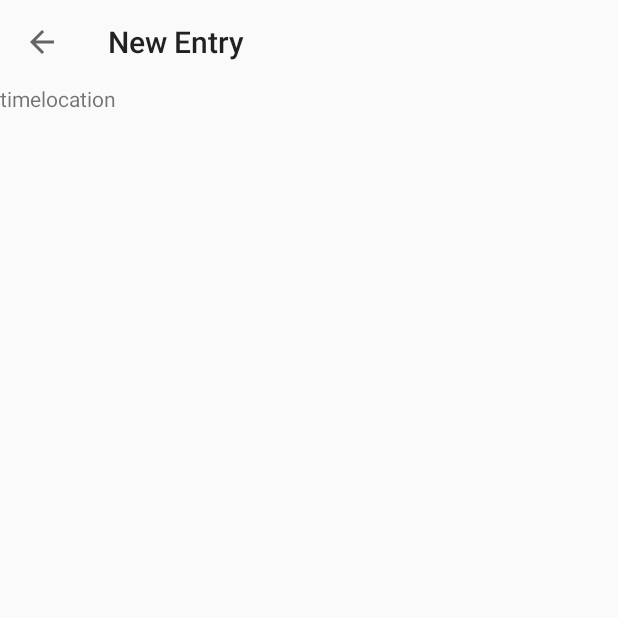
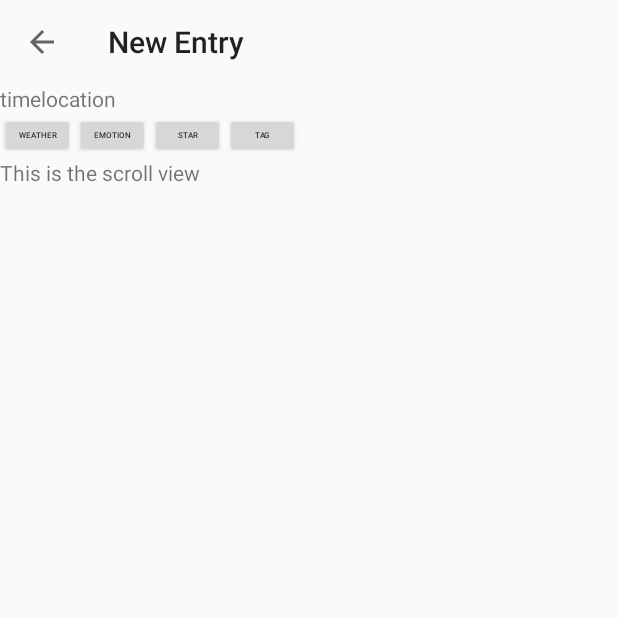
Before and after one commit to Carl26/Cassini, an Android app: the NewEntryActivity screen opened directly, with no data from a screen before it, on a phone screen of 412 x 824 dp, the top half of it. Run offline under Robolectric (Android 15) with nearby library versions, the phone set to English and light mode, and no system bars.

Commit message:
added button placeholders
for weather, emotion, star and tag

```diff
--- a/Cassini/app/build.gradle
+++ b/Cassini/app/build.gradle
@@ -37,4 +37,5 @@ dependencies {
     compile 'com.android.support:appcompat-v7:25.3.1'
     compile 'com.android.support.constraint:constraint-layout:1.0.2'
     testCompile 'junit:junit:4.12'
+    compile 'com.android.support:design:25.0.1'
 }
--- a/Cassini/app/src/main/java/org/x/cassini/NewEntryActivity.java
+++ b/Cassini/app/src/main/java/org/x/cassini/NewEntryActivity.java
@@ -1,9 +1,12 @@
 package org.x.cassini;
 
 import android.os.Bundle;
+import android.support.design.widget.FloatingActionButton;
 import android.support.v7.app.AppCompatActivity;
 import android.support.v7.widget.Toolbar;
 import android.util.Log;
+import android.widget.Button;
+import android.widget.TextView;
 
 /**
  * Created by Guo Mingxuan on 2017/6/7 0007.
@@ -13,6 +16,8 @@ public class NewEntryActivity extends AppCompatActivity {
 
     private Toolbar toolbar;
     private String TAG = "NewEntry";
+    private TextView time, location;
+    private Button BWeather;
 
     @Override
     protected void onCreate(Bundle onSavedInstance) {
@@ -23,8 +28,8 @@ public class NewEntryActivity extends AppCompatActivity {
 
         // initialize various components
         initToolbar();
-
-
+        initTextView();
+        initFloatingActionButtons();
 
     }
 
@@ -38,5 +43,12 @@ public class NewEntryActivity extends AppCompatActivity {
         Log.d(TAG, "Title is " + getSupportActionBar().getTitle());
     }
 
+    private void initTextView() {
+        time = (TextView) findViewById(R.id.new_entry_time);
+        location = (TextView) findViewById(R.id.new_entry_location);
+    }
 
+    private void initFloatingActionButtons() {
+        BWeather = (Button) findViewById(R.id.new_entry_weather);
+    }
 }
--- a/Cassini/app/src/main/res/layout/activity_new_entry.xml
+++ b/Cassini/app/src/main/res/layout/activity_new_entry.xml
@@ -1,5 +1,5 @@
 <?xml version="1.0" encoding="utf-8"?>
-<LinearLayout xmlns:android="http://schemas.android.com/apk/res/android"
+<RelativeLayout xmlns:android="http://schemas.android.com/apk/res/android"
     android:layout_width="match_parent" android:layout_height="match_parent"
     android:orientation="vertical">
 
@@ -11,7 +11,9 @@
     <LinearLayout
         android:layout_width="match_parent"
         android:layout_height="wrap_content"
-        android:orientation="horizontal">
+        android:orientation="horizontal"
+        android:layout_below="@id/new_entry_toolbar"
+        android:id="@+id/new_entry_info">
         <TextView
             android:layout_width="wrap_content"
             android:layout_height="wrap_content"
@@ -26,9 +28,52 @@
             android:text="location"/>
     </LinearLayout>
 
+    <LinearLayout
+        android:layout_width="wrap_content"
+        android:layout_height="wrap_content"
+        android:id="@+id/new_entry_buttons"
+        android:layout_below="@+id/new_entry_info">
+        <Button
+            android:layout_width="50dp"
+            android:layout_height="30dp"
+            android:id="@+id/new_entry_weather"
+            android:text="weather"
+            android:textSize="5sp"/>
+
+        <Button
+            android:layout_width="50dp"
+            android:layout_height="30dp"
+            android:id="@+id/new_entry_emotion"
+            android:text="emotion"
+            android:textSize="5sp"
+            android:layout_below="@id/new_entry_weather"/>
+
+        <Button
+            android:layout_width="50dp"
+            android:layout_height="30dp"
+            android:id="@+id/new_entry_star"
+            android:text="star"
+            android:textSize="5sp"
+            android:layout_below="@id/new_entry_emotion"/>
+
+        <Button
+            android:layout_width="50dp"
+            android:layout_height="30dp"
+            android:id="@+id/new_entry_tag"
+            android:text="tag"
+            android:textSize="5sp"
+            android:layout_below="@id/new_entry_star"/>
+
+    </LinearLayout>
+
     <ScrollView
         android:layout_width="match_parent"
-        android:layout_height="match_parent">
+        android:layout_height="match_parent"
+        android:layout_below="@id/new_entry_buttons">
 
+        <TextView
+            android:layout_width="wrap_content"
+            android:layout_height="wrap_content"
+            android:text="This is the scroll view"/>
     </ScrollView>
-</LinearLayout>
+</RelativeLayout>
```
